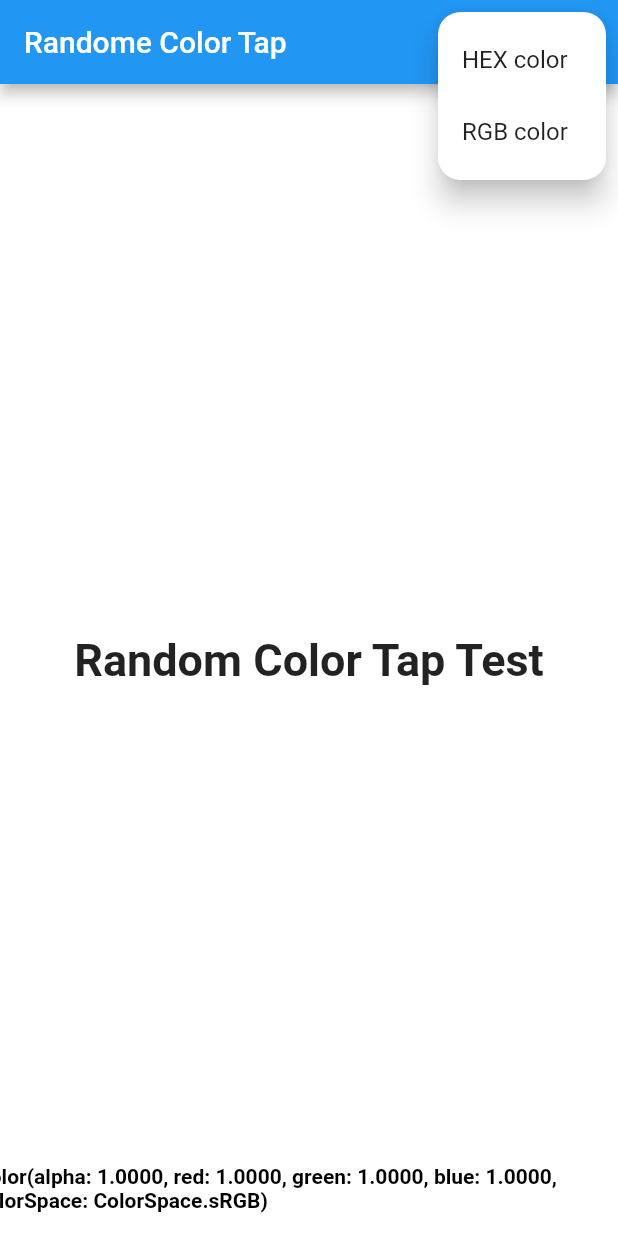
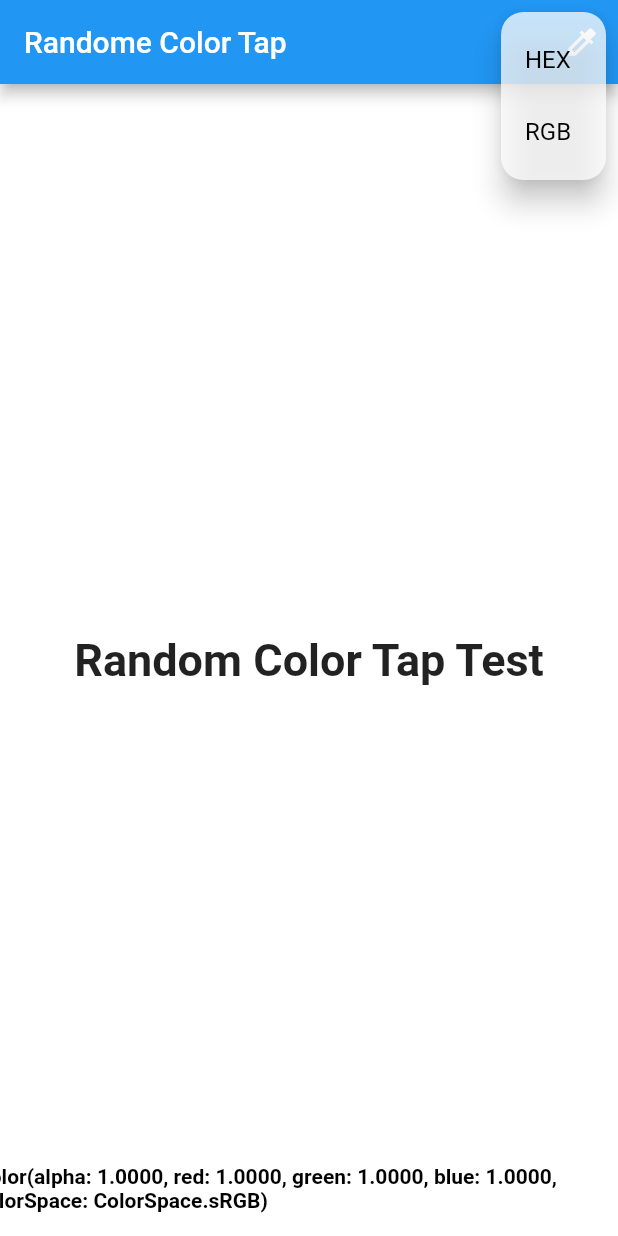
Before and after one commit to eng-mohamed-ibrahem/color_tap_task, a Flutter app: the screen it shows after launch, after a tap on the "colorize" icon, on a phone screen of 412 x 824 dp. Run offline on Flutter 3.47's test engine with Material 2 defaults, Android fonts, the phone set to English and light mode, and no system bars; our stand-ins replace hooks_riverpod, riverpod_annotation; generated files the repository leaves out were written again.

Commit message:
Popup menu color

```diff
--- a/lib/home.dart
+++ b/lib/home.dart
@@ -21,6 +21,10 @@ class TestTask extends ConsumerWidget {
         title: const Text('Randome Color Tap'),
         actions: [
           PopupMenuButton(
+            constraints: const BoxConstraints(
+              maxWidth: 70,
+            ),
+            color: myColor.withOpacity(.75),
             icon: const Icon(Icons.colorize),
             padding: const EdgeInsets.all(5),
             shape: RoundedRectangleBorder(
@@ -30,10 +34,13 @@ class TestTask extends ConsumerWidget {
               return <PopupMenuEntry<ColorConvertType>>[
                 const PopupMenuItem(
                     value: ColorConvertType.hexadecimal,
-                    child: Text('HEX color')),
+                    child: Text(
+                      'HEX',
+                      style: TextStyle(color: Colors.black),
+                    )),
                 const PopupMenuItem(
                   value: ColorConvertType.rgb,
-                  child: Text('RGB color'),
+                  child: Text('RGB', style: TextStyle(color: Colors.black)),
                 )
               ];
             },
```
